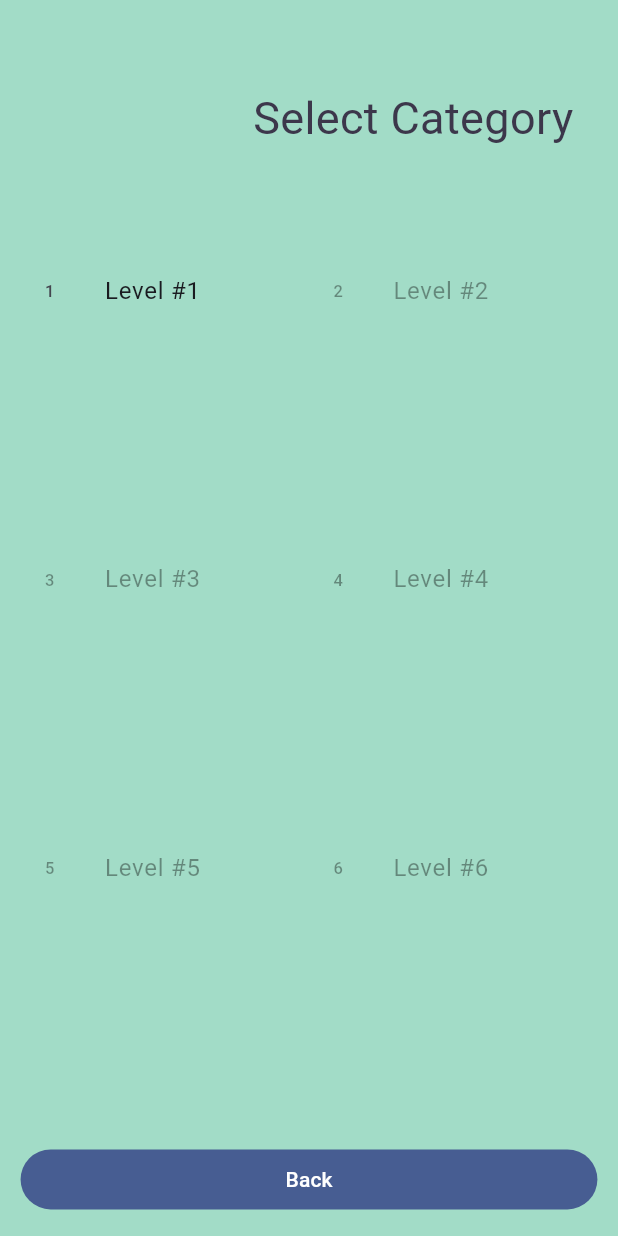
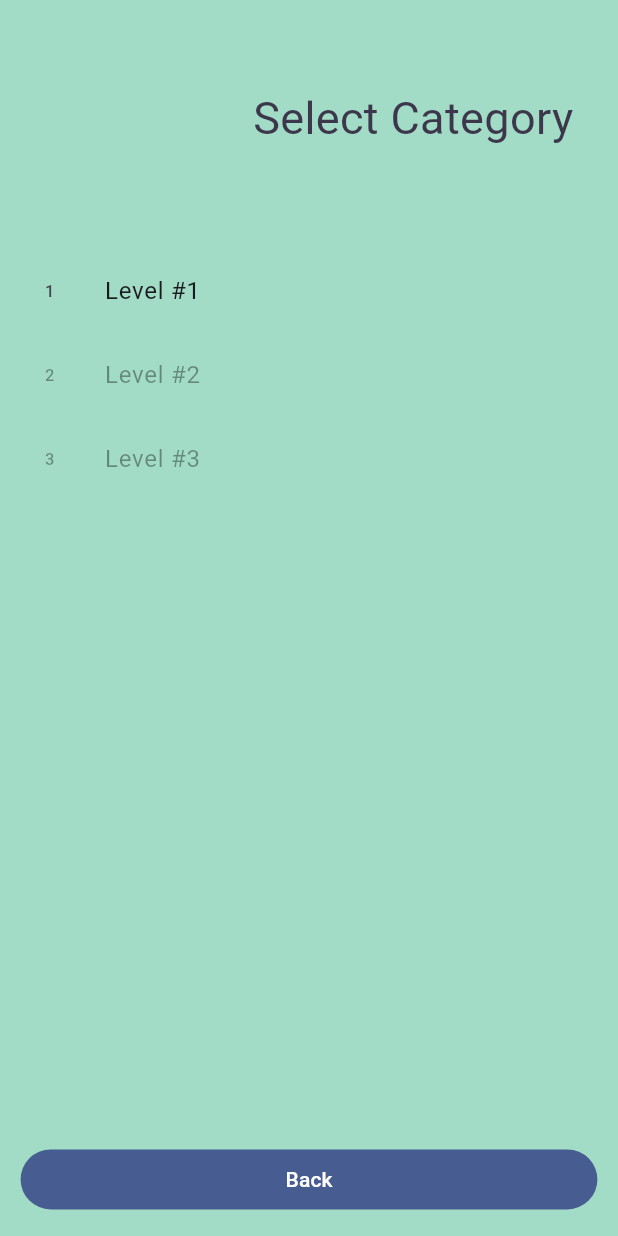
Before and after one commit to AndreAleman/WordSearch, a Flutter app: the LevelSelectionScreen screen opened by its route, on a phone screen of 412 x 824 dp. Run offline on Flutter 3.47's test engine with Material 2 defaults, Android fonts, the phone set to English and light mode, and no system bars; our stand-ins replace audioplayers, firebase_core, firebase_crashlytics, go_router, google_mobile_ads, in_app_purchase and 1 more; missing offline and left inert: games_services; accounts and stored records are empty; Roboto replaces fonts that are missing (Cursive).

Commit message:
Revert "changed bundle ids and gridview"
This reverts commit cf57e67aa498b68a634c5cae99a3ec42ce8f1cf5.

```diff
--- a/lib/src/level_selection/level_selection_screen.dart
+++ b/lib/src/level_selection/level_selection_screen.dart
@@ -38,8 +38,7 @@ class LevelSelectionScreen extends StatelessWidget {
             ),
             const SizedBox(height: 50),
             Expanded(
-              child: GridView.count(
-                crossAxisCount: 2,
+              child: ListView(
                 children: [
                   for (final level in gameLevels)
                     ListTile(
--- a/lib/src/level_selection/levels.dart
+++ b/lib/src/level_selection/levels.dart
@@ -21,60 +21,6 @@ const gameLevels = [
     difficulty: 100,
     achievementIdIOS: 'finished',
     achievementIdAndroid: 'CdfIhE96aspNWLGSQg',
-  ),
-  GameLevel(
-    number: 4,
-    difficulty: 100,
-    achievementIdIOS: 'finished',
-    achievementIdAndroid: 'CdfIhw96aspNWLGSQg',
-  ),
-  GameLevel(
-    number: 5,
-    difficulty: 100,
-    achievementIdIOS: 'finished',
-    achievementIdAndroid: 'CdfdhE96aspNWLGSQg',
-  ),
-  GameLevel(
-    number: 6,
-    difficulty: 100,
-    achievementIdIOS: 'finished',
-    achievementIdAndroid: 'CdfIhEa6aspNWLGSQg',
-  ),
-  GameLevel(
-    number: 7,
-    difficulty: 100,
-    achievementIdIOS: 'finished',
-    achievementIdAndroid: 'CdfIhE96aspNyLGSQg',
-  ),
-  GameLevel(
-    number: 8,
-    difficulty: 100,
-    achievementIdIOS: 'finished',
-    achievementIdAndroid: 'CdfIhEaaaspNyLGSQg',
-  ),
-  GameLevel(
-    number: 9,
-    difficulty: 100,
-    achievementIdIOS: 'finished',
-    achievementIdAndroid: 'CqqIhE96aspNyLGSQg',
-  ),
-  GameLevel(
-    number: 10,
-    difficulty: 100,
-    achievementIdIOS: 'finished',
-    achievementIdAndroid: 'CdfIhE96abbNyLGSQg',
-  ),
-  GameLevel(
-    number: 11,
-    difficulty: 100,
-    achievementIdIOS: 'finished',
-    achievementIdAndroid: 'CdfIhE96aspNyooSQg',
-  ),
-  GameLevel(
-    number: 12,
-    difficulty: 100,
-    achievementIdIOS: 'finished',
-    achievementIdAndroid: 'CdfIhE96appNyLGSQg',
   ),
 ];
 
```
Also changed, not shown: 3581 other files.
